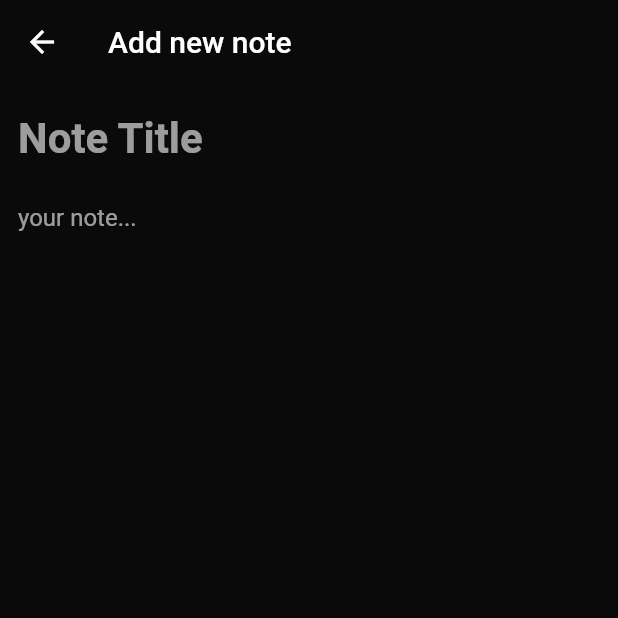
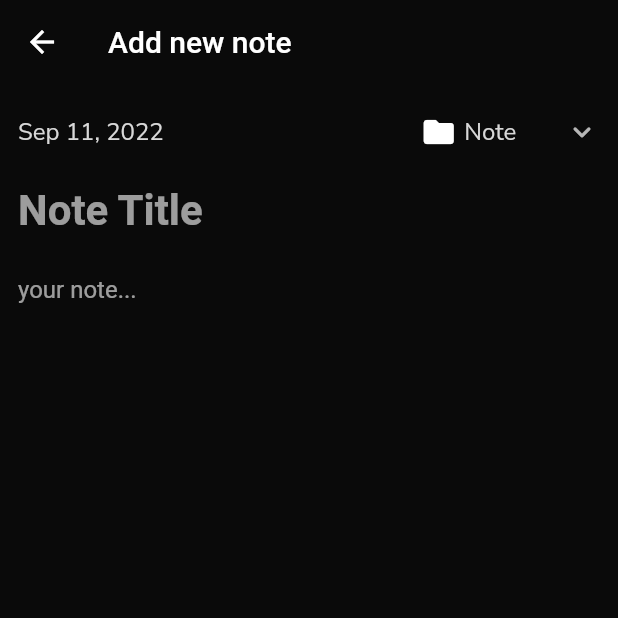
Before and after one commit to AgweBryan/flutter_note_app, a Flutter app: the AddNoteScreen screen opened directly, on a phone screen of 412 x 824 dp, the top half of it. Run offline on Flutter 3.47's test engine with Material 2 defaults, Android fonts, the phone set to English and light mode, and no system bars; our stand-ins replace bubble_bottom_bar, get, google_fonts.

Commit message:
work on add note screen

```diff
--- a/lib/views/screens/addNote/add_note_screen.dart
+++ b/lib/views/screens/addNote/add_note_screen.dart
@@ -1,4 +1,7 @@
 import 'package:flutter/material.dart';
+import 'package:flutter_note_app/utils/colors.dart';
+import 'package:flutter_note_app/utils/custom_text.dart';
+import 'package:intl/intl.dart';
 
 class AddNoteScreen extends StatelessWidget {
   const AddNoteScreen({Key? key}) : super(key: key);
@@ -11,6 +14,55 @@ class AddNoteScreen extends StatelessWidget {
         padding: const EdgeInsets.symmetric(vertical: 8, horizontal: 12),
         child: Column(
           children: [
+            Row(
+              mainAxisAlignment: MainAxisAlignment.spaceBetween,
+              children: [
+                SizedBox(
+                  child: CustomText(
+                    isTitle: true,
+                    fontSize: 16,
+                    text: DateFormat.yMMMd().format(
+                      DateTime.now(),
+                    ),
+                  ),
+                ),
+                SizedBox(
+                  child: Row(
+                    children: [
+                      Icon(
+                        Icons.folder,
+                      ),
+                      Container(
+                        padding: EdgeInsets.only(left: 5),
+                        child: DropdownButtonHideUnderline(
+                          child: DropdownButton(
+                            value: "Note",
+                            icon: Icon(
+                              Icons.keyboard_arrow_down_rounded,
+                            ),
+                            items: ["Note", "School", "shopping"]
+                                .map((String item) {
+                              return DropdownMenuItem(
+                                value: item,
+                                child: CustomText(
+                                  text: item,
+                                  fontSize: 16,
+                                  isTitle: true,
+                                ),
+                              );
+                            }).toList(),
+                            onChanged: (String? newValue) {
+                              // todo: change value
+                              print(newValue);
+                            },
+                          ),
+                        ),
+                      ),
+                    ],
+                  ),
+                ),
+              ],
+            ),
             TextField(
               decoration: InputDecoration(
                 border: InputBorder.none,
@@ -27,10 +79,12 @@ class AddNoteScreen extends StatelessWidget {
                 maxLines: null,
                 decoration: InputDecoration(
                     border: InputBorder.none, hintText: "your note..."),
-              ))
+              ),
+            ),
           ],
         ),
-        ));
+      ),
+    );
   }
 
   _appBar() {
```
Also changed, not shown: pubspec.yaml (+7 -15 lines), pubspec.lock. Lines whose indentation alone changed are shown as unchanged.
